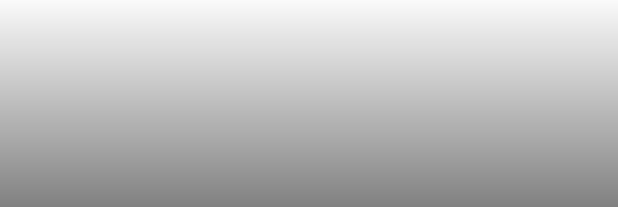
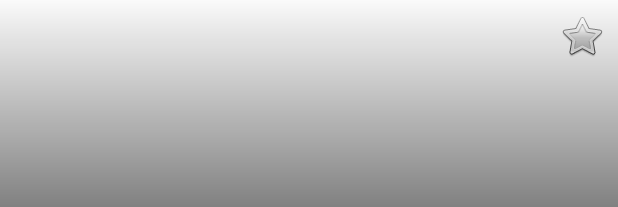
Before and after one commit to hamishcundy/zomato-app, an Android app: the layout restaurant_list_item.xml on its own in the app's theme, with its tools: preview values and no code run, on a phone screen of 412 x 824 dp. Shown: the top 207 px of the screen. Run offline under Robolectric (Android 15) with nearby library versions, the phone set to English and light mode, and no system bars.

Commit message:
Added favourite button + saving/restoring state from model

```diff
--- a/app/build.gradle
+++ b/app/build.gradle
@@ -36,6 +36,7 @@ dependencies {
     implementation 'com.jakewharton.retrofit:retrofit2-rxjava2-adapter:1.0.0'
     implementation 'com.squareup.retrofit2:converter-gson:2.4.0'
     implementation 'com.squareup.okhttp3:logging-interceptor:3.9.1'
+    implementation 'io.realm:android-adapters:2.1.1'
 
     testImplementation 'junit:junit:4.12'
     androidTestImplementation 'com.android.support.test:runner:1.0.2'
--- a/app/src/main/res/layout/restaurant_list_item.xml
+++ b/app/src/main/res/layout/restaurant_list_item.xml
@@ -34,4 +34,17 @@
         android:textSize="10sp"
         android:textColor="@android:color/white"
         tools:text="456 High Street, Preston" />
+
+    <ToggleButton
+        android:id="@+id/button_favourite"
+        android:layout_width="32dp"
+        android:textOff=""
+        android:textOn=""
+        android:layout_marginTop="8dp"
+        android:layout_marginRight="8dp"
+        android:layout_height="32dp"
+        android:layout_alignParentEnd="true"
+        android:layout_alignParentTop="true"
+        android:background="@android:drawable/btn_star"
+         />
 </RelativeLayout>
```
Also changed, not shown: app/src/main/java/nz/co/hamishcundy/zomatoapp/domain/RestaurantModel.java (+10 -0 lines), app/src/main/java/nz/co/hamishcundy/zomatoapp/ui/RestaurantListFragment.java (+17 -2 lines).
